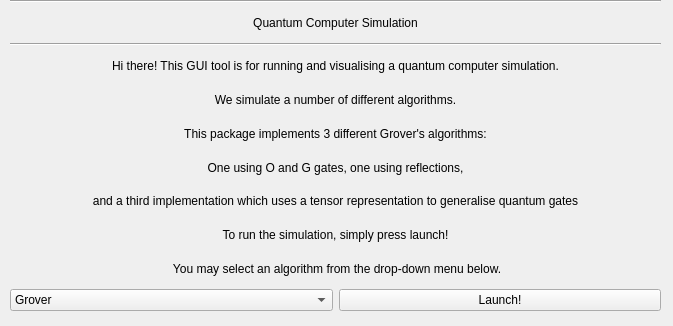
The window that resource/mainpage.ui (Quantum-Computing-GP-3/Simulated-Quantum-Computer) describes before a commit, drawn with Qt 5.
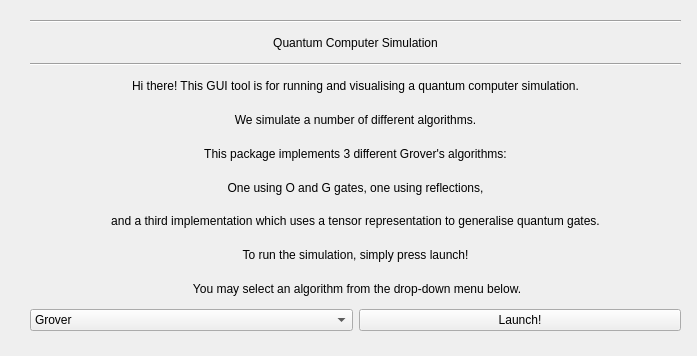
The same window after the commit.

The edit to the form file:
```diff
--- a/resource/mainpage.ui
+++ b/resource/mainpage.ui
@@ -6,8 +6,8 @@
    <rect>
     <x>0</x>
     <y>0</y>
-    <width>673</width>
-    <height>326</height>
+    <width>697</width>
+    <height>356</height>
    </rect>
   </property>
   <property name="windowTitle">
@@ -16,8 +16,8 @@
   <widget class="QWidget" name="verticalLayoutWidget">
    <property name="geometry">
     <rect>
-     <x>10</x>
-     <y>0</y>
+     <x>30</x>
+     <y>20</y>
      <width>651</width>
      <height>311</height>
     </rect>
@@ -108,7 +108,7 @@
     <item>
      <widget class="QLabel" name="label_8">
       <property name="text">
-       <string>and a third implementation which uses a tensor representation to generalise quantum gates</string>
+       <string>and a third implementation which uses a tensor representation to generalise quantum gates.</string>
       </property>
       <property name="alignment">
        <set>Qt::AlignCenter</set>
```
